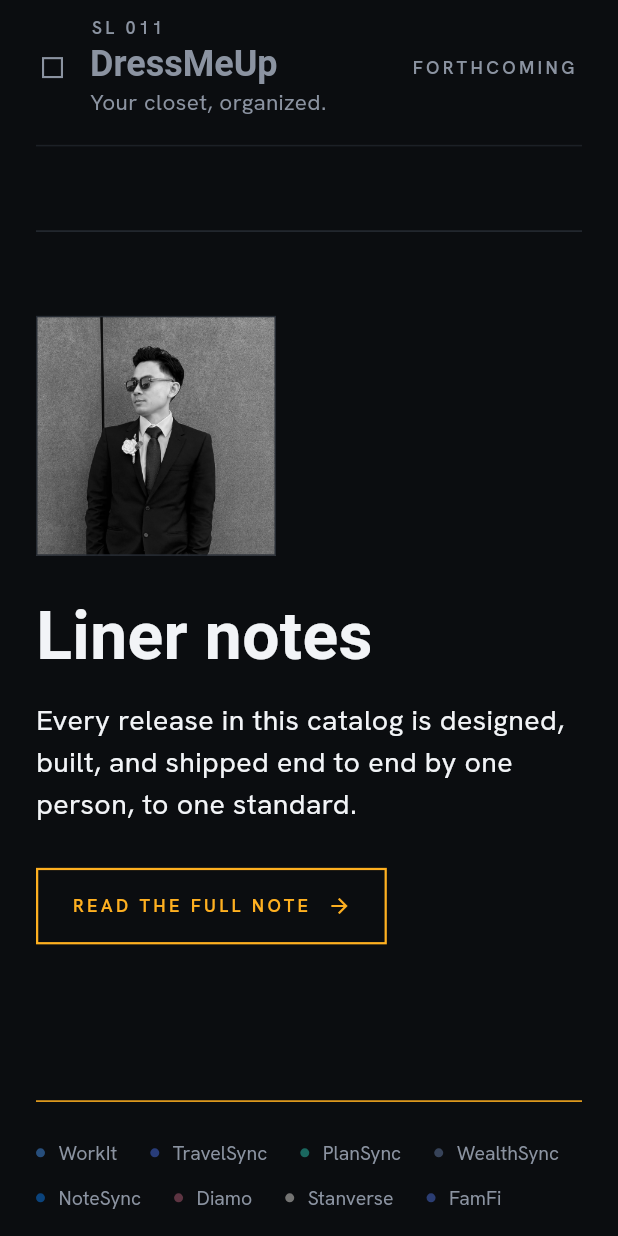
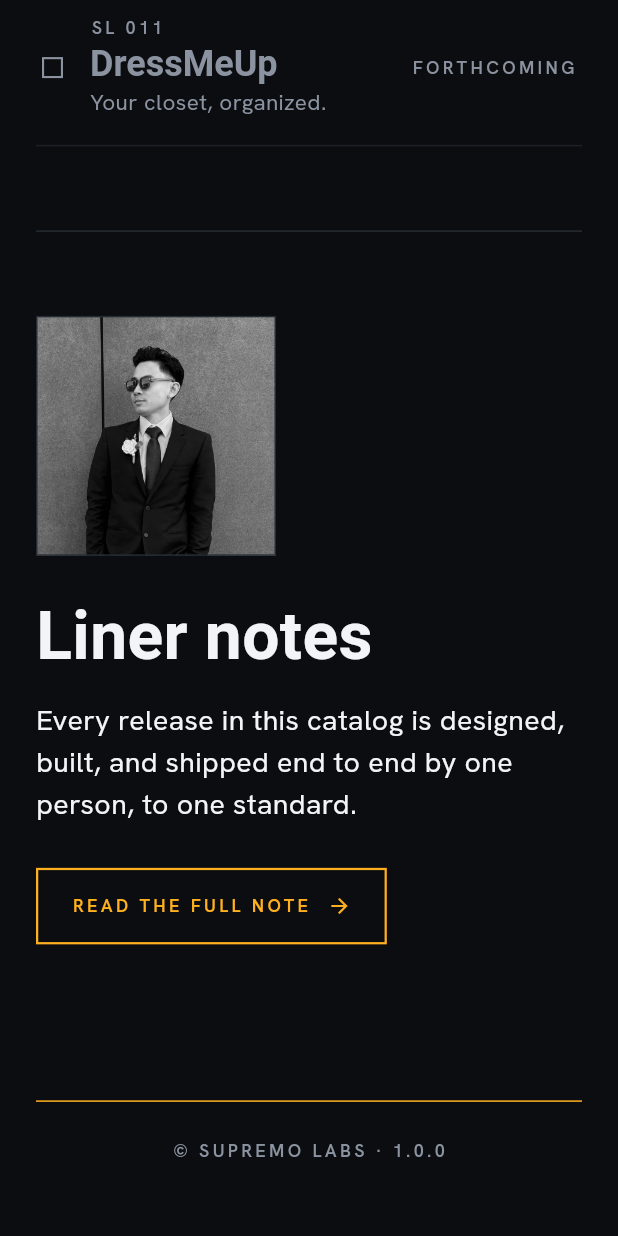
Before and after one commit to Bambalow28/supremolabs, a Flutter app: the screen it shows after launch, scrolled down 2047 dp, on a phone screen of 412 x 824 dp. Run offline on Flutter 3.47's test engine with Material 3 defaults, Android fonts, the phone set to English and light mode, and no system bars; our stand-ins replace cloud_firestore, firebase_auth, firebase_core, firebase_storage, go_router, google_fonts and 3 more; missing offline and left inert: dart:js_interop, juwa_wealth; accounts and stored records are empty; Roboto replaces fonts that are missing (Big Shoulders Display); statements that could not run were skipped.

Commit message:
Footer: centered © SUPREMO LABS · build only
Co-Authored-By: Claude Sonnet 5.5 <noreply@anthropic.com>

```diff
--- a/lib/app/site_shell.dart
+++ b/lib/app/site_shell.dart
@@ -6,9 +6,7 @@
 // transit world — the hub's web is the map now, and a scroll-progress line
 // beside it was chrome asserting a metaphor the page no longer holds.
 //
-// The footer is the web restated at the bottom of the page: every reachable
-// product as a node in its own color, the one you are standing on lit, so the
-// end of a page is a junction rather than a dead end.
+// The footer is just the mark and build number; the web lives in the header.
 import 'package:flutter/material.dart';
 import 'package:go_router/go_router.dart';
 
@@ -17,6 +15,9 @@ import '../theme/sl_theme.dart';
 import 'motion.dart';
 
 const slMaxContentWidth = 1120.0;
+
+const _build = String.fromEnvironment('BUILD', defaultValue: '0');
+final slVersion = '1.0.$_build';
 
 /// Scrolls [key]'s widget into view — used by product pages to resolve a
 /// nested route (e.g. `/travelsync/features`) to a station further down
@@ -225,7 +226,6 @@ class _Footer extends StatelessWidget {
 
   @override
   Widget build(BuildContext context) {
-    final here = productForPath(ModalRoute.of(context)?.settings.name);
     return SLPage(
       maxWidth: maxWidth,
       padding: const EdgeInsets.fromLTRB(24, 40, 24, 48),
@@ -234,66 +234,16 @@ class _Footer extends StatelessWidget {
         children: [
           Divider(color: line, height: 1, thickness: 1),
           const SizedBox(height: 24),
-          Wrap(
-            spacing: 22,
-            runSpacing: 10,
-            children: [
-              for (final p in products.where((p) => p.route != null))
-                _NodeLink(product: p, current: identical(p, here)),
-            ],
-          ),
-          const SizedBox(height: 28),
-          Row(
-            mainAxisAlignment: MainAxisAlignment.spaceBetween,
-            children: [
-              Text('© SUPREMO LABS', style: SLType.eyebrow(SLColors.inkMuted)),
-              Text('SUPREMOLABS.COM', style: SLType.eyebrow(SLColors.inkMuted)),
-            ],
+          // The header already says where you are; the footer is just the
+          // mark and which build this is (CI run number; 0 locally).
+          Center(
+            child: Text(
+              '© SUPREMO LABS · $slVersion',
+              style: SLType.eyebrow(SLColors.inkMuted),
+            ),
           ),
         ],
       ),
-    );
-  }
-}
-
-class _NodeLink extends StatelessWidget {
-  final Product product;
-  final bool current;
-  const _NodeLink({required this.product, required this.current});
-
-  @override
-  Widget build(BuildContext context) {
-    final color = lineInk(product.accent ?? SLColors.inkMuted);
-    return Hover(
-      onTap: current ? null : () => context.push(product.route!),
-      builder: (context, hovered) {
-        final lit = hovered || current;
-        return Row(
-          mainAxisSize: MainAxisSize.min,
-          children: [
-            // The same marker the web and the lineup use, at footer scale.
-            AnimatedContainer(
-              duration: const Duration(milliseconds: 160),
-              width: lit ? 8 : 6,
-              height: lit ? 8 : 6,
-              decoration: BoxDecoration(
-                shape: BoxShape.circle,
-                color: color.withValues(alpha: lit ? 1 : 0.45),
-              ),
-            ),
-            const SizedBox(width: 9),
-            AnimatedDefaultTextStyle(
-              duration: const Duration(milliseconds: 160),
-              style: SLType.body(
-                13,
-                color: lit ? color : SLColors.inkMuted,
-                weight: current ? FontWeight.w600 : FontWeight.w400,
-              ),
-              child: Text(product.name),
-            ),
-          ],
-        );
-      },
     );
   }
 }
```
Also changed, not shown: firebase.json.
